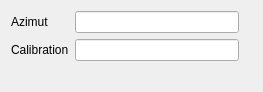
Above: src/plugins/compass/qgscompasspluginguibase.ui from qgis/QGIS before the change. Below: the same form after it.
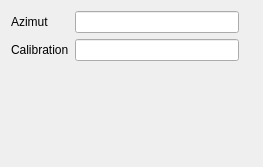
That is the form after the change.

Patch:
```diff
--- a/src/plugins/compass/qgscompasspluginguibase.ui
+++ b/src/plugins/compass/qgscompasspluginguibase.ui
@@ -7,7 +7,7 @@
     <x>0</x>
     <y>0</y>
     <width>263</width>
-    <height>80</height>
+    <height>167</height>
    </rect>
   </property>
   <property name="windowTitle">
```
